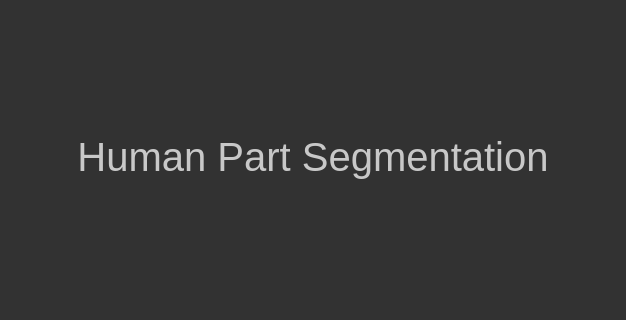
Before: the Qt Designer form user_interface/form/ui_page1.ui in mmiikeke/CV2020_project, drawn with Qt 5; both pictures show x 187 to 813 and y 136 to 456 of the 1000 by 635 pixel window.
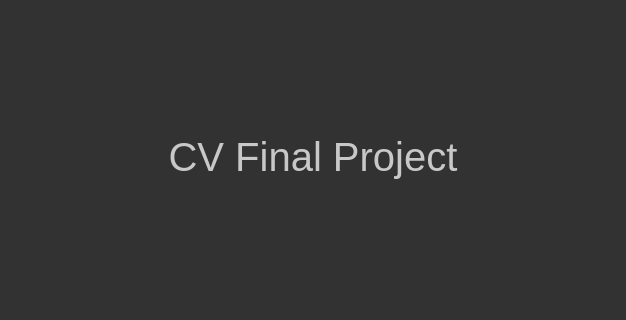
After: the same form once the commit is applied.

The edit to the form file:
```diff
--- a/user_interface/form/ui_page1.ui
+++ b/user_interface/form/ui_page1.ui
@@ -95,7 +95,7 @@
             <string notr="true">color: rgb(200, 200, 200);</string>
            </property>
            <property name="text">
-            <string>Human Part Segmentation</string>
+            <string>CV Final Project</string>
            </property>
            <property name="alignment">
             <set>Qt::AlignCenter</set>
```
